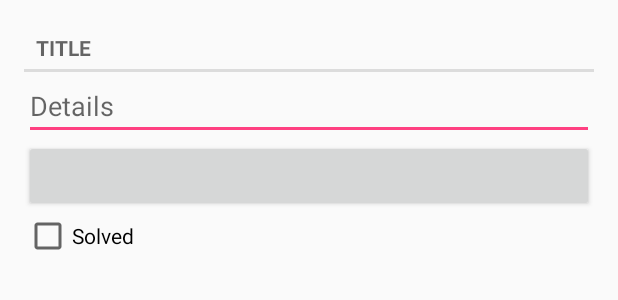
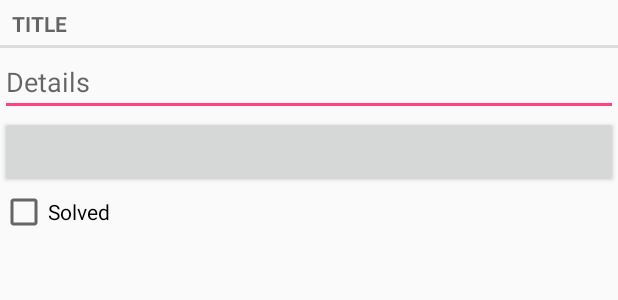
Before and after one commit to Aaronmb123/CriminalIntent, an Android app: the layout fragment_crime.xml on its own in the app's theme, with its tools: preview values and no code run, on a phone screen of 412 x 824 dp. Shown: the top 300 px of the screen. Run offline under Robolectric (Android 15) with nearby library versions, the phone set to English and light mode, and no system bars.

Commit message:
abstract activity for hosting a fragment

```diff
--- a/app/src/main/AndroidManifest.xml
+++ b/app/src/main/AndroidManifest.xml
@@ -9,13 +9,14 @@
         android:roundIcon="@mipmap/ic_launcher_round"
         android:supportsRtl="true"
         android:theme="@style/AppTheme">
-        <activity android:name=".CriminalActivity">
+        <activity android:name=".CrimeListActivity">
             <intent-filter>
                 <action android:name="android.intent.action.MAIN"/>
 
                 <category android:name="android.intent.category.LAUNCHER"/>
             </intent-filter>
         </activity>
+        <activity android:name=".CrimeActivity"></activity>
     </application>
 
 </manifest>
--- a/app/src/main/res/layout/fragment_crime.xml
+++ b/app/src/main/res/layout/fragment_crime.xml
@@ -2,8 +2,7 @@
 <LinearLayout xmlns:android="http://schemas.android.com/apk/res/android"
               android:orientation="vertical"
               android:layout_width="match_parent"
-              android:layout_height="match_parent"
-    android:layout_margin="16dp">
+              android:layout_height="match_parent">
 
     <TextView
         style="?android:listSeparatorTextViewStyle"
```
Also changed, not shown: app/src/main/java/com/bakeaaro/criminalintent/CrimeActivity.java (added, +14 -0 lines), app/src/main/java/com/bakeaaro/criminalintent/CrimeListActivity.java (added, +13 -0 lines), app/src/main/java/com/bakeaaro/criminalintent/CrimeListFragment.java (added, +9 -0 lines), app/src/main/java/com/bakeaaro/criminalintent/SingleFragmentActivity.java (renamed from app/src/main/java/com/bakeaaro/criminalintent/CriminalActivity.java, +7 -5 lines), app/src/main/res/layout/activity_fragment.xml (renamed from app/src/main/res/layout/activity_criminal.xml).
